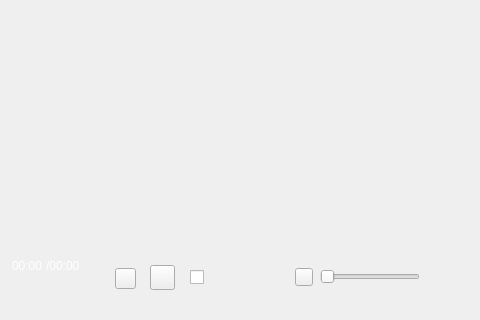
First picture: the form in TTKCore/musicUi/musicApplication/musicapplication.ui, repository Greedysky/TTKMusicPlayer, before the edit; both pictures show x 510 to 990 and y 310 to 630 of the 990 by 630 pixel window.
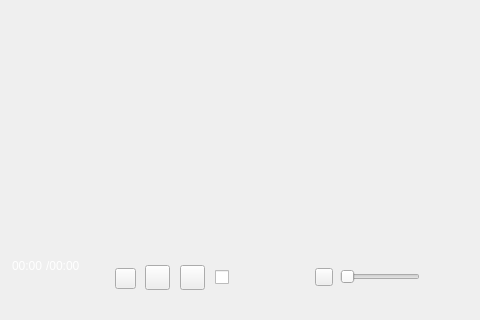
Second picture: the form after the edit. Icons and pictures are not drawn. Custom widgets are drawn as their Qt base class.

Commit message: add download option in mainwindow[516482]

Patch:
```diff
--- a/TTKCore/musicUi/musicApplication/musicapplication.ui
+++ b/TTKCore/musicUi/musicApplication/musicapplication.ui
@@ -554,7 +554,7 @@
   <widget class="QToolButton" name="musicPlayMode">
    <property name="geometry">
     <rect>
-     <x>660</x>
+     <x>655</x>
      <y>575</y>
      <width>25</width>
      <height>25</height>
@@ -567,7 +567,7 @@
   <widget class="QCheckBox" name="musicDesktopLrc">
    <property name="geometry">
     <rect>
-     <x>700</x>
+     <x>725</x>
      <y>580</y>
      <width>15</width>
      <height>15</height>
@@ -586,7 +586,7 @@
   <widget class="MusicEnhancedWidget" name="musicEnhancedButton" native="true">
    <property name="geometry">
     <rect>
-     <x>730</x>
+     <x>755</x>
      <y>578</y>
      <width>50</width>
      <height>20</height>
@@ -596,9 +596,9 @@
   <widget class="QSlider" name="musicSoundSlider">
    <property name="geometry">
     <rect>
-     <x>830</x>
+     <x>850</x>
      <y>579</y>
-     <width>100</width>
+     <width>80</width>
      <height>16</height>
     </rect>
    </property>
@@ -609,7 +609,7 @@
   <widget class="QToolButton" name="musicSound">
    <property name="geometry">
     <rect>
-     <x>805</x>
+     <x>825</x>
      <y>578</y>
      <width>18</width>
      <height>18</height>
@@ -622,6 +622,22 @@
     <string/>
    </property>
   </widget>
+  <widget class="QToolButton" name="musicDownload">
+   <property name="geometry">
+    <rect>
+     <x>690</x>
+     <y>575</y>
+     <width>25</width>
+     <height>25</height>
+    </rect>
+   </property>
+   <property name="styleSheet">
+    <string notr="true"/>
+   </property>
+   <property name="text">
+    <string/>
+   </property>
+  </widget>
   <zorder>background</zorder>
   <zorder>musicPrevious</zorder>
   <zorder>musicNext</zorder>
```
Left out of the diff: 1 changed line with no effect on the pictures. The commit also changes 3 other files.
